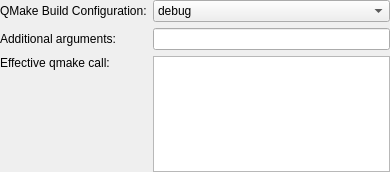
Qt form src/plugins/qt4projectmanager/qmakestep.ui (qt-creator/qt-creator) before a commit.
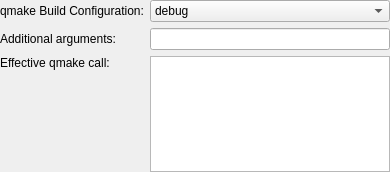
The same form after that commit.

Commit message: Rename QMake to qmake since that's the official spelling.

What changed in the file:
```diff
--- a/src/plugins/qt4projectmanager/qmakestep.ui
+++ b/src/plugins/qt4projectmanager/qmakestep.ui
@@ -17,7 +17,7 @@
    <item row="0" column="0">
     <widget class="QLabel" name="label_2">
      <property name="text">
-      <string>QMake Build Configuration:</string>
+      <string>qmake Build Configuration:</string>
      </property>
     </widget>
    </item>
```
The commit also changes 9 other files.
